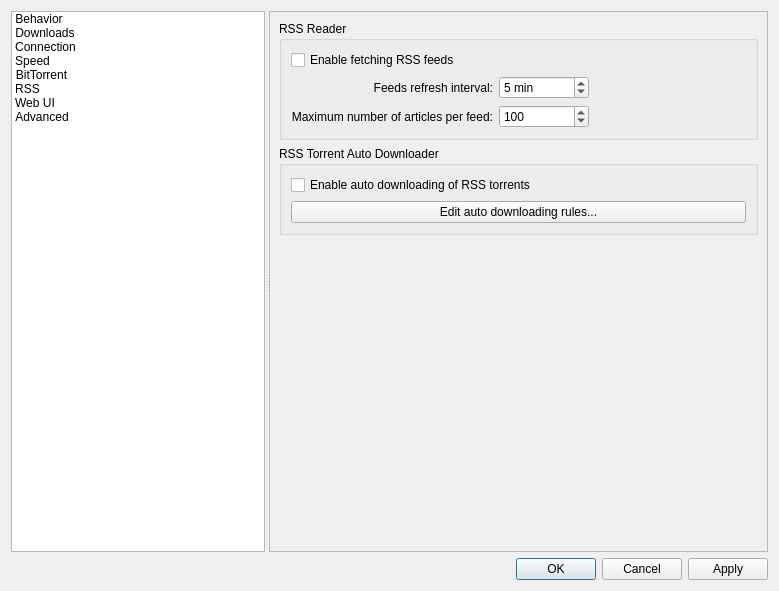
Above: src/gui/optionsdlg.ui from SysAdminDoc/qBittorrent-Vanced before the change. Below: the same form after it.
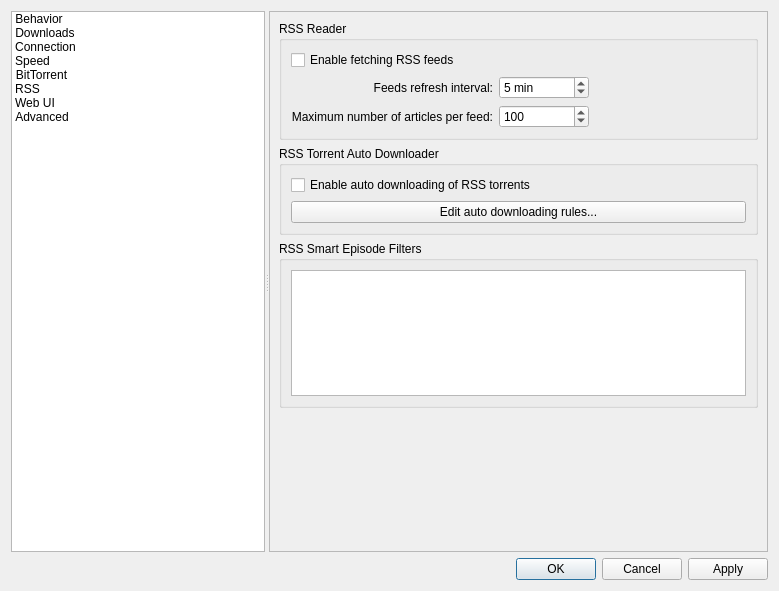
That is the form after the change. The open tabs and pages were chosen to show the change. Custom widgets are drawn as their Qt base class.

Commit message: Made smart episode filter regular expression configurable

Patch:
```diff
--- a/src/gui/optionsdlg.ui
+++ b/src/gui/optionsdlg.ui
@@ -2699,6 +2699,18 @@
               </layout>
              </widget>
             </item>
+            <item>
+             <widget class="QGroupBox" name="groupRSSSmartEpisodeFilter">
+              <property name="title">
+               <string>RSS Smart Episode Filters</string>
+              </property>
+              <layout class="QVBoxLayout" name="verticalLayout_31">
+               <item>
+                <widget class="QPlainTextEdit" name="textSmartEpisodeFilters"/>
+               </item>
+              </layout>
+             </widget>
+            </item>
             <item>
              <spacer name="verticalSpacer_5">
               <property name="orientation">
@@ -2707,7 +2719,7 @@
               <property name="sizeHint" stdset="0">
                <size>
                 <width>20</width>
-                <height>267</height>
+                <height>200</height>
                </size>
               </property>
              </spacer>
```
The commit also changes 5 other files.
